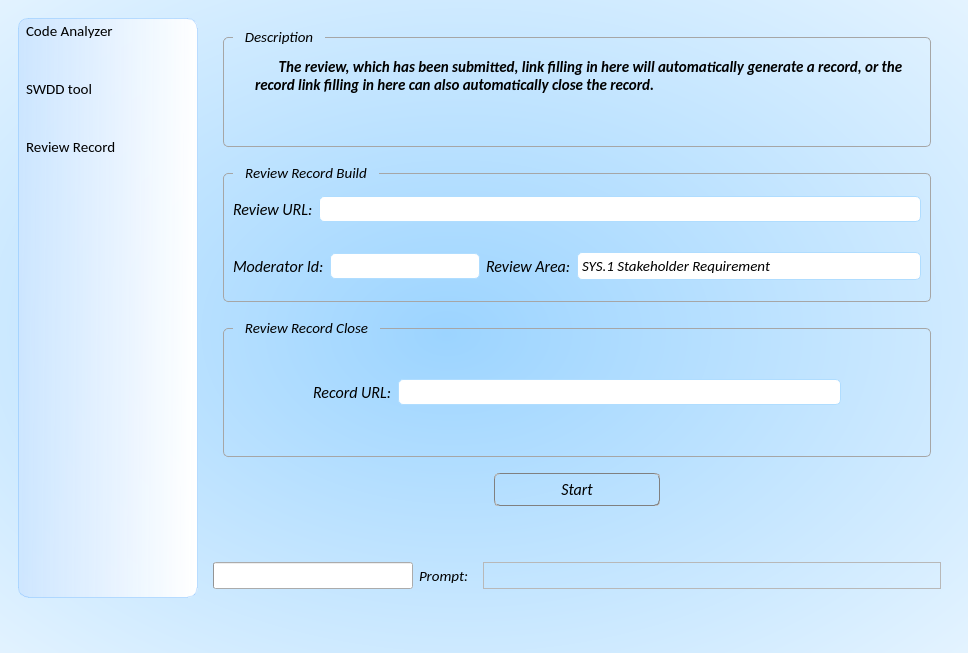
The window that Autogo_ui.ui (YUZHIRUN/Autogo) describes before a commit, drawn with Qt 5.
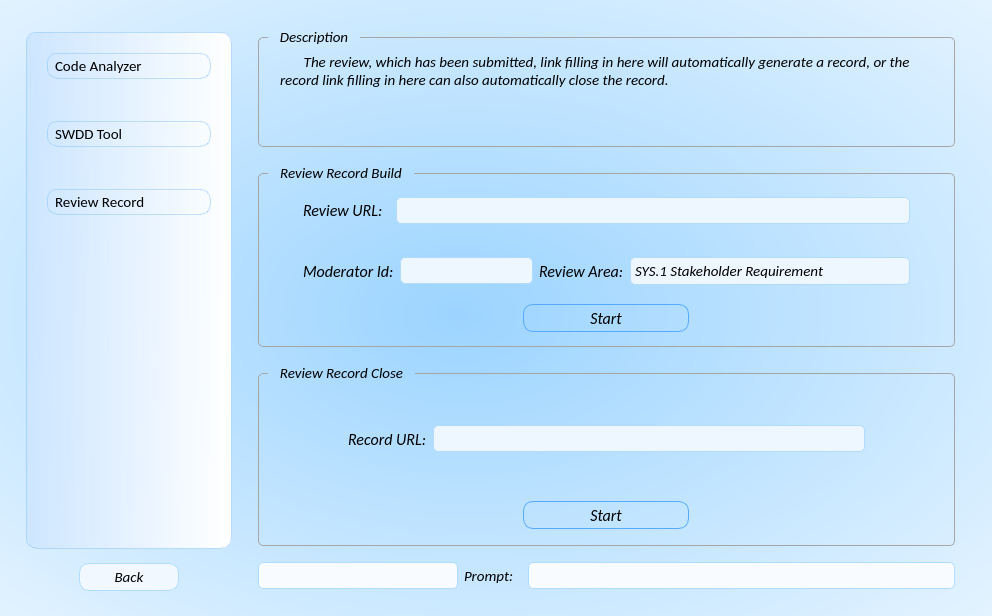
The same window after the commit. The open tabs and pages were chosen to show the change. Icons and pictures are not drawn.

```diff
--- a/Autogo_ui.ui
+++ b/Autogo_ui.ui
@@ -6,8 +6,8 @@
    <rect>
     <x>0</x>
     <y>0</y>
-    <width>968</width>
-    <height>653</height>
+    <width>992</width>
+    <height>616</height>
    </rect>
   </property>
   <property name="minimumSize">
@@ -35,15 +35,9 @@
 }</string>
   </property>
   <widget class="QWidget" name="centralwidget">
+   <layout class="QHBoxLayout" name="horizontalLayout_7">
+    <item>
    <widget class="QStackedWidget" name="stack_first">
-    <property name="geometry">
-     <rect>
-      <x>9</x>
-      <y>9</y>
-      <width>950</width>
-      <height>598</height>
-     </rect>
-    </property>
     <property name="styleSheet">
      <string notr="true"/>
     </property>
@@ -531,15 +525,35 @@
      </layout>
     </widget>
     <widget class="QWidget" name="tool_page">
-     <layout class="QHBoxLayout" name="horizontalLayout_5">
+       <layout class="QHBoxLayout" name="horizontalLayout_8">
       <item>
-       <widget class="QListWidget" name="listWidget">
+         <layout class="QVBoxLayout" name="verticalLayout_4">
+          <property name="spacing">
+           <number>14</number>
+          </property>
+          <property name="leftMargin">
+           <number>8</number>
+          </property>
+          <property name="topMargin">
+           <number>14</number>
+          </property>
+          <property name="rightMargin">
+           <number>1</number>
+          </property>
+          <item>
+           <widget class="QListWidget" name="tool_item">
         <property name="sizePolicy">
          <sizepolicy hsizetype="Minimum" vsizetype="Expanding">
           <horstretch>0</horstretch>
           <verstretch>0</verstretch>
          </sizepolicy>
         </property>
+            <property name="minimumSize">
+             <size>
+              <width>206</width>
+              <height>0</height>
+             </size>
+            </property>
         <property name="maximumSize">
          <size>
           <width>180</width>
@@ -559,10 +573,28 @@
          <string notr="true">QListWidget {
 border:1px groove rgba(85, 170, 255, 80);
 border-radius:10px;
-padding:2px 4px;
+outline:0px;
 background-color: qlineargradient(spread:pad, x1:0, y1:0.523682, x2:1, y2:0.551182, stop:0 rgba(204, 229, 255, 238), stop:1 rgba(255, 255, 255, 255));
 
 }
+QListWidget::item{
+margin:20px;
+padding:2px 4px;
+border:1px groove rgba(85, 170, 255, 80);
+border-radius:10px;
+}
+QListWidget::item:hover{
+	background-color: rgba(190, 227, 255,200);
+}
+QListWidget::item:selected{
+	border-width:0;
+	background-color: rgba(190, 227, 255,255);
+}
+QListWidget::item::selected:active{
+	border: 0px solid gray;
+	
+}
+
 
 </string>
         </property>
@@ -587,21 +619,15 @@
         <property name="flow">
          <enum>QListView::TopToBottom</enum>
         </property>
-        <property name="spacing">
-         <number>12</number>
+            <property name="layoutMode">
+             <enum>QListView::SinglePass</enum>
         </property>
         <property name="gridSize">
          <size>
-          <width>50</width>
-          <height>58</height>
-         </size>
-        </property>
-        <property name="viewMode">
-         <enum>QListView::ListMode</enum>
-        </property>
-        <property name="modelColumn">
-         <number>0</number>
-        </property>
+              <width>62</width>
+              <height>68</height>
+             </size>
+            </property>
         <item>
          <property name="text">
           <string>Code Analyzer</string>
@@ -613,7 +639,7 @@
         </item>
         <item>
          <property name="text">
-          <string>SWDD tool</string>
+              <string>SWDD Tool</string>
          </property>
          <property name="icon">
           <iconset resource="icon.qrc">
@@ -632,6 +658,111 @@
        </widget>
       </item>
       <item>
+           <layout class="QHBoxLayout" name="horizontalLayout_5">
+            <property name="bottomMargin">
+             <number>7</number>
+            </property>
+            <item>
+             <spacer name="horizontalSpacer_4">
+              <property name="orientation">
+               <enum>Qt::Horizontal</enum>
+              </property>
+              <property name="sizeType">
+               <enum>QSizePolicy::Fixed</enum>
+              </property>
+              <property name="sizeHint" stdset="0">
+               <size>
+                <width>30</width>
+                <height>20</height>
+               </size>
+              </property>
+             </spacer>
+            </item>
+            <item>
+             <widget class="QPushButton" name="back_bt">
+              <property name="sizePolicy">
+               <sizepolicy hsizetype="Fixed" vsizetype="Preferred">
+                <horstretch>0</horstretch>
+                <verstretch>0</verstretch>
+               </sizepolicy>
+              </property>
+              <property name="minimumSize">
+               <size>
+                <width>100</width>
+                <height>28</height>
+               </size>
+              </property>
+              <property name="sizeIncrement">
+               <size>
+                <width>0</width>
+                <height>0</height>
+               </size>
+              </property>
+              <property name="font">
+               <font>
+                <family>Calibri</family>
+                <pointsize>11</pointsize>
+                <weight>50</weight>
+                <italic>true</italic>
+                <bold>false</bold>
+               </font>
+              </property>
+              <property name="autoFillBackground">
+               <bool>false</bool>
+              </property>
+              <property name="styleSheet">
+               <string notr="true">QPushButton {
+border:1px solid rgb(176, 221, 255);
+border-radius:10px;
+padding:2px 4px;
+	background-color: rgb(241, 248, 255);
+}
+QPushButton:hover {
+background-color: rgba(170, 170, 255,80);
+}
+QPushButton:pressed {
+ background-color: rgba(170, 170, 255,225);
+}</string>
+              </property>
+              <property name="text">
+               <string>Back</string>
+              </property>
+              <property name="icon">
+               <iconset resource="icon.qrc">
+                <normaloff>:/ico/.imgs/退出.png</normaloff>:/ico/.imgs/退出.png</iconset>
+              </property>
+              <property name="autoDefault">
+               <bool>false</bool>
+              </property>
+              <property name="default">
+               <bool>false</bool>
+              </property>
+              <property name="flat">
+               <bool>false</bool>
+              </property>
+             </widget>
+            </item>
+            <item>
+             <spacer name="horizontalSpacer_6">
+              <property name="orientation">
+               <enum>Qt::Horizontal</enum>
+              </property>
+              <property name="sizeType">
+               <enum>QSizePolicy::Fixed</enum>
+              </property>
+              <property name="sizeHint" stdset="0">
+               <size>
+                <width>30</width>
+                <height>20</height>
+               </size>
+              </property>
+             </spacer>
+            </item>
+           </layout>
+          </item>
+         </layout>
+        </item>
+        <item>
        <widget class="QStackedWidget" name="stack_second">
         <property name="styleSheet">
          <string notr="true">QPushButton {
@@ -2069,6 +2200,44 @@
             <property name="alignment">
              <set>Qt::AlignLeading|Qt::AlignLeft|Qt::AlignVCenter</set>
             </property>
+              <layout class="QVBoxLayout" name="verticalLayout_13">
+               <item>
+                <layout class="QHBoxLayout" name="horizontalLayout_10">
+                 <item>
+                  <spacer name="horizontalSpacer_9">
+                   <property name="orientation">
+                    <enum>Qt::Horizontal</enum>
+                   </property>
+                   <property name="sizeType">
+                    <enum>QSizePolicy::Fixed</enum>
+                   </property>
+                   <property name="sizeHint" stdset="0">
+                    <size>
+                     <width>40</width>
+                     <height>20</height>
+                    </size>
+                   </property>
+                  </spacer>
+                 </item>
+                 <item>
+                  <layout class="QVBoxLayout" name="verticalLayout_12">
+                   <item>
+                    <spacer name="verticalSpacer_6">
+                     <property name="orientation">
+                      <enum>Qt::Vertical</enum>
+                     </property>
+                     <property name="sizeType">
+                      <enum>QSizePolicy::Fixed</enum>
+                     </property>
+                     <property name="sizeHint" stdset="0">
+                      <size>
+                       <width>20</width>
+                       <height>10</height>
+                      </size>
+                     </property>
+                    </spacer>
+                   </item>
+                   <item>
             <widget class="QLabel" name="label_16">
              <property name="geometry">
               <rect>
@@ -2100,6 +2269,25 @@
               <bool>true</bool>
              </property>
             </widget>
+                   </item>
+                  </layout>
+                 </item>
+                 <item>
+                  <spacer name="horizontalSpacer_10">
+                   <property name="orientation">
+                    <enum>Qt::Horizontal</enum>
+                   </property>
+                   <property name="sizeHint" stdset="0">
+                    <size>
+                     <width>40</width>
+                     <height>20</height>
+                    </size>
+                   </property>
+                  </spacer>
+                 </item>
+                </layout>
+               </item>
+              </layout>
            </widget>
           </item>
           <item>
@@ -2578,7 +2766,7 @@
          </layout>
         </widget>
         <widget class="QWidget" name="Review_tool_page">
-         <layout class="QVBoxLayout" name="verticalLayout_12">
+           <layout class="QVBoxLayout" name="verticalLayout_11">
           <item>
            <widget class="QGroupBox" name="groupBox_5">
             <property name="minimumSize">
@@ -2622,22 +2810,52 @@
             <property name="alignment">
              <set>Qt::AlignLeading|Qt::AlignLeft|Qt::AlignVCenter</set>
             </property>
+              <layout class="QHBoxLayout" name="horizontalLayout_12">
+               <item>
+                <layout class="QHBoxLayout" name="horizontalLayout_11">
+                 <item>
+                  <spacer name="horizontalSpacer_11">
+                   <property name="orientation">
+                    <enum>Qt::Horizontal</enum>
+                   </property>
+                   <property name="sizeType">
+                    <enum>QSizePolicy::Fixed</enum>
+                   </property>
+                   <property name="sizeHint" stdset="0">
+                    <size>
+                     <width>12</width>
+                     <height>20</height>
+                    </size>
+                   </property>
+                  </spacer>
+                 </item>
+                 <item>
+                  <layout class="QVBoxLayout" name="verticalLayout_14">
+                   <item>
+                    <spacer name="verticalSpacer_7">
+                     <property name="orientation">
+                      <enum>Qt::Vertical</enum>
+                     </property>
+                     <property name="sizeType">
+                      <enum>QSizePolicy::Fixed</enum>
+                     </property>
+                     <property name="sizeHint" stdset="0">
+                      <size>
+                       <width>20</width>
+                       <height>5</height>
+                      </size>
+                     </property>
+                    </spacer>
+                   </item>
+                   <item>
             <widget class="QLabel" name="label_18">
-             <property name="geometry">
-              <rect>
-               <x>42</x>
-               <y>30</y>
-               <width>671</width>
-               <height>81</height>
-              </rect>
-             </property>
              <property name="font">
               <font>
                <family>Calibri</family>
                <pointsize>11</pointsize>
-               <weight>75</weight>
+                       <weight>50</weight>
                <italic>true</italic>
-               <bold>true</bold>
+                       <bold>false</bold>
               </font>
              </property>
              <property name="text">
@@ -2650,6 +2868,28 @@
               <bool>true</bool>
              </property>
             </widget>
+                   </item>
+                  </layout>
+                 </item>
+                 <item>
+                  <spacer name="horizontalSpacer_12">
+                   <property name="orientation">
+                    <enum>Qt::Horizontal</enum>
+                   </property>
+                   <property name="sizeType">
+                    <enum>QSizePolicy::Fixed</enum>
+                   </property>
+                   <property name="sizeHint" stdset="0">
+                    <size>
+                     <width>15</width>
+                     <height>20</height>
+                    </size>
+                   </property>
+                  </spacer>
+                 </item>
+                </layout>
+               </item>
+              </layout>
            </widget>
           </item>
           <item>
@@ -2687,6 +2927,15 @@
             <layout class="QVBoxLayout" name="verticalLayout_10">
              <item>
               <layout class="QHBoxLayout" name="horizontalLayout_39">
+                 <property name="spacing">
+                  <number>13</number>
+                 </property>
+                 <property name="leftMargin">
+                  <number>35</number>
+                 </property>
+                 <property name="rightMargin">
+                  <number>35</number>
+                 </property>
                <item>
                 <widget class="QLabel" name="label_19">
                  <property name="sizePolicy">
@@ -2715,13 +2964,13 @@
                  <property name="minimumSize">
                   <size>
                    <width>0</width>
-                   <height>0</height>
+                     <height>27</height>
                   </size>
                  </property>
                  <property name="font">
                   <font>
                    <family>Microsoft YaHei UI</family>
-                   <pointsize>11</pointsize>
+                     <pointsize>10</pointsize>
                    <weight>50</weight>
                    <italic>false</italic>
                    <bold>false</bold>
@@ -2732,6 +2981,7 @@
 border:1px solid rgb(176, 221, 255);
 border-radius:5px;
 padding:2px 4px;
+	background-color: rgb(238, 246, 255);
 }
 </string>
                  </property>
@@ -2750,6 +3000,12 @@
              </item>
              <item>
               <layout class="QHBoxLayout" name="horizontalLayout_40">
+                 <property name="leftMargin">
+                  <number>35</number>
+                 </property>
+                 <property name="rightMargin">
+                  <number>35</number>
+                 </property>
                <item>
                 <widget class="QLabel" name="label_23">
                  <property name="sizePolicy">
@@ -2784,13 +3040,13 @@
                  <property name="minimumSize">
                   <size>
                    <width>0</width>
-                   <height>0</height>
+                     <height>27</height>
                   </size>
                  </property>
                  <property name="font">
                   <font>
                    <family>Microsoft YaHei UI</family>
-                   <pointsize>11</pointsize>
+                     <pointsize>10</pointsize>
                    <weight>50</weight>
                    <italic>false</italic>
                    <bold>false</bold>
@@ -2804,6 +3060,7 @@
 border:1px solid rgb(176, 221, 255);
 border-radius:5px;
 padding:2px 4px;
+	background-color: rgb(238, 246, 255);
 }
 </string>
                  </property>
@@ -2852,7 +3109,7 @@
                  <property name="minimumSize">
                   <size>
                    <width>0</width>
-                   <height>25</height>
+                     <height>27</height>
                   </size>
                  </property>
                  <property name="font">
@@ -2873,14 +3130,18 @@
 border:1px solid rgb(176, 221, 255);
 border-radius:5px;
 padding:2px 4px;
+background-color: rgb(238, 246, 255);
 }
 QComboBox::drop-down {
-
-border: 0px solid rgb(170, 170, 170);
-
-    
+border: 0px solid rgb(170, 170, 170);    
 }
-</string>
+QComboBox QAbstractItemView {
+outline: 0px solid gray;
+border:0px solid rgb(176, 221, 255);
+border-radius:5px;
+padding:2px 4px;
+background-color: rgb(238, 246, 255);
+}</string>
                  </property>
                  <property name="maxVisibleItems">
                   <number>20</number>
@@ -2972,6 +3233,129 @@
                </item>
               </layout>
              </item>
+               <item>
+                <layout class="QHBoxLayout" name="horizontalLayout_43">
+                 <property name="bottomMargin">
+                  <number>5</number>
+                 </property>
+                 <item>
+                  <spacer name="horizontalSpacer_3">
+                   <property name="orientation">
+                    <enum>Qt::Horizontal</enum>
+                   </property>
+                   <property name="sizeType">
+                    <enum>QSizePolicy::Fixed</enum>
+                   </property>
+                   <property name="sizeHint" stdset="0">
+                    <size>
+                     <width>40</width>
+                     <height>20</height>
+                    </size>
+                   </property>
+                  </spacer>
+                 </item>
+                 <item>
+                  <widget class="QPushButton" name="review_build_bt">
+                   <property name="sizePolicy">
+                    <sizepolicy hsizetype="Fixed" vsizetype="Fixed">
+                     <horstretch>0</horstretch>
+                     <verstretch>0</verstretch>
+                    </sizepolicy>
+                   </property>
+                   <property name="minimumSize">
+                    <size>
+                     <width>166</width>
+                     <height>28</height>
+                    </size>
+                   </property>
+                   <property name="palette">
+                    <palette>
+                     <active>
+                      <colorrole role="Button">
+                       <brush brushstyle="SolidPattern">
+                        <color alpha="255">
+                         <red>255</red>
+                         <green>255</green>
+                         <blue>255</blue>
+                        </color>
+                       </brush>
+                      </colorrole>
+                     </active>
+                     <inactive>
+                      <colorrole role="Button">
+                       <brush brushstyle="SolidPattern">
+                        <color alpha="255">
+                         <red>255</red>
+                         <green>255</green>
+                         <blue>255</blue>
+                        </color>
+                       </brush>
+                      </colorrole>
+                     </inactive>
+                     <disabled>
+                      <colorrole role="Button">
+                       <brush brushstyle="SolidPattern">
+                        <color alpha="255">
+                         <red>255</red>
+                         <green>255</green>
+                         <blue>255</blue>
+                        </color>
+                       </brush>
+                      </colorrole>
+                     </disabled>
+                    </palette>
+                   </property>
+                   <property name="font">
+                    <font>
+                     <family>Calibri</family>
+                     <pointsize>12</pointsize>
+                     <weight>50</weight>
+                     <italic>true</italic>
+                     <bold>false</bold>
+                    </font>
+                   </property>
+                   <property name="toolTip">
+                    <string>&lt;html&gt;&lt;head/&gt;&lt;body&gt;&lt;p&gt;Autogo&lt;/p&gt;&lt;/body&gt;&lt;/html&gt;</string>
+                   </property>
+                   <property name="autoFillBackground">
+                    <bool>false</bool>
+                   </property>
+                   <property name="styleSheet">
+                    <string notr="true">QPushButton {
+border:1px solid rgb(85, 170, 255);
+border-radius:10px;
+padding:2px 4px;
+}
+QPushButton:hover {
+background-color: rgba(170, 170, 255,80);
+}
+QPushButton:pressed {
+ background-color: rgba(170, 170, 255,225);
+}</string>
+                   </property>
+                   <property name="text">
+                    <string>Start</string>
+                   </property>
+                  </widget>
+                 </item>
+                 <item>
+                  <spacer name="horizontalSpacer_5">
+                   <property name="orientation">
+                    <enum>Qt::Horizontal</enum>
+                   </property>
+                   <property name="sizeType">
+                    <enum>QSizePolicy::Fixed</enum>
+                   </property>
+                   <property name="sizeHint" stdset="0">
+                    <size>
+                     <width>40</width>
+                     <height>20</height>
+                    </size>
+                   </property>
+                  </spacer>
+                 </item>
+                </layout>
+               </item>
             </layout>
            </widget>
           </item>
@@ -3007,7 +3391,7 @@
             <property name="title">
              <string>Review Record Close</string>
             </property>
-            <layout class="QVBoxLayout" name="verticalLayout_11">
+              <layout class="QVBoxLayout" name="verticalLayout_9">
              <item>
               <layout class="QHBoxLayout" name="horizontalLayout_41">
                <property name="leftMargin">
@@ -3044,13 +3428,13 @@
                  <property name="minimumSize">
                   <size>
                    <width>0</width>
-                   <height>0</height>
+                     <height>27</height>
                   </size>
                  </property>
                  <property name="font">
                   <font>
                    <family>Microsoft YaHei UI</family>
-                   <pointsize>11</pointsize>
+                     <pointsize>10</pointsize>
                    <weight>50</weight>
                    <italic>false</italic>
                    <bold>false</bold>
@@ -3061,6 +3445,7 @@
 border:1px solid rgb(176, 221, 255);
 border-radius:5px;
 padding:2px 4px;
+	background-color: rgb(238, 246, 255);
 }
 </string>
                  </property>
@@ -3077,16 +3462,13 @@
                </item>
               </layout>
              </item>
-            </layout>
-           </widget>
-          </item>
           <item>
-           <layout class="QHBoxLayout" name="horizontalLayout_43">
+                <layout class="QHBoxLayout" name="horizontalLayout_44">
             <property name="bottomMargin">
-             <number>50</number>
+                  <number>7</number>
             </property>
             <item>
-             <spacer name="horizontalSpacer_3">
+                  <spacer name="horizontalSpacer_7">
               <property name="orientation">
                <enum>Qt::Horizontal</enum>
               </property>
@@ -3102,7 +3484,7 @@
              </spacer>
             </item>
             <item>
-             <widget class="QPushButton" name="review_bt">
+                  <widget class="QPushButton" name="review_close_bt">
               <property name="sizePolicy">
                <sizepolicy hsizetype="Fixed" vsizetype="Fixed">
                 <horstretch>0</horstretch>
@@ -3112,7 +3494,7 @@
               <property name="minimumSize">
                <size>
                 <width>166</width>
-                <height>33</height>
+                     <height>28</height>
                </size>
               </property>
               <property name="palette">
@@ -3169,8 +3551,8 @@
               </property>
               <property name="styleSheet">
                <string notr="true">QPushButton {
-border:1px groove gray;
-border-radius:5px;
+border:1px solid rgb(85, 170, 255);
+border-radius:10px;
 padding:2px 4px;
 }
 QPushButton:hover {
@@ -3186,7 +3568,7 @@
              </widget>
             </item>
             <item>
-             <spacer name="horizontalSpacer_5">
+                  <spacer name="horizontalSpacer_8">
               <property name="orientation">
                <enum>Qt::Horizontal</enum>
               </property>
@@ -3202,9 +3584,18 @@
              </spacer>
             </item>
            </layout>
+               </item>
+              </layout>
+             </widget>
           </item>
           <item>
            <layout class="QHBoxLayout" name="horizontalLayout_42">
+              <property name="leftMargin">
+               <number>10</number>
+              </property>
+              <property name="rightMargin">
+               <number>10</number>
+              </property>
             <item>
              <widget class="QProgressBar" name="review_progress">
               <property name="sizePolicy">
@@ -3219,6 +3610,21 @@
                 <height>27</height>
                </size>
               </property>
+                <property name="styleSheet">
+                 <string notr="true">QProgressBar {
+border:1px solid rgb(176, 221, 255);
+border-radius:5px;
+padding:1px 2px;
+background-color: rgb(248, 251, 255);
+}
+
+QProgressBar:chunk {
+border:1px solid rgb(176, 221, 255);
+border-radius:5px;
+padding:1px 2px;
+	background-color: qlineargradient(spread:reflect, x1:0.557, y1:0.602045, x2:0.198591, y2:0.603, stop:0 rgba(94, 255, 164, 255), stop:1 rgba(255, 255, 255, 255));
+}</string>
+                </property>
               <property name="value">
                <number>0</number>
               </property>
@@ -3275,6 +3681,14 @@
                 <pointsize>11</pointsize>
                </font>
               </property>
+                <property name="styleSheet">
+                 <string notr="true">QLabel{
+background-color: rgb(248, 251, 255);
+border:1px solid rgb(176, 221, 255);
+border-radius:5px;
+padding:2px 4px;
+}</string>
+                </property>
               <property name="frameShape">
                <enum>QFrame::StyledPanel</enum>
               </property>
@@ -3292,6 +3706,8 @@
      </layout>
     </widget>
    </widget>
+    </item>
+   </layout>
   </widget>
  </widget>
  <resources>
```
Left out of the diff: 497 changed lines with no effect on the pictures. Lines whose indentation alone changed are shown as unchanged.
